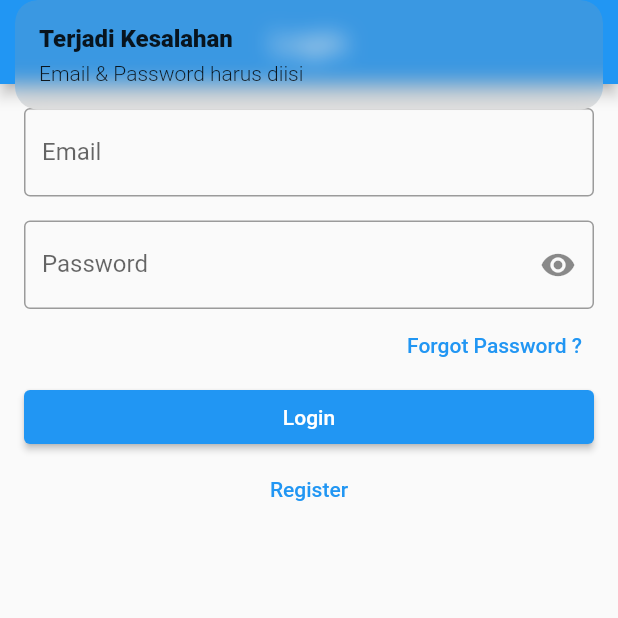
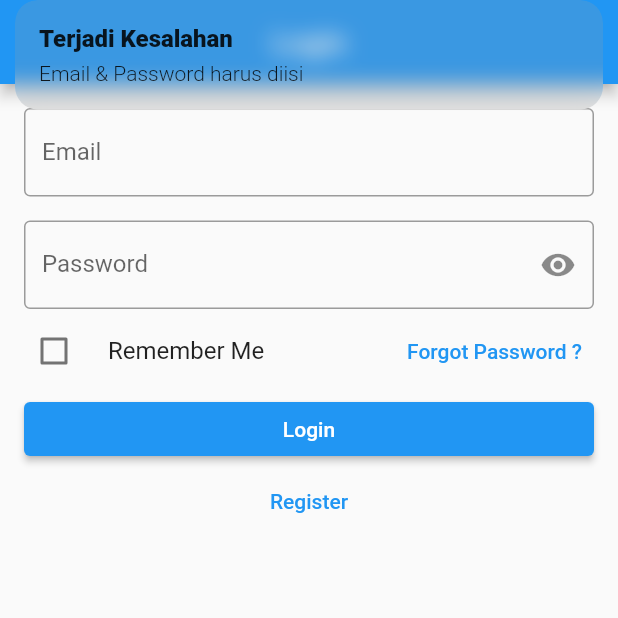
Before and after one commit to triagung128/firenotes, a Flutter app: the screen it shows after launch, after a tap on "Login", on a phone screen of 412 x 824 dp, the top half of it. Run offline on Flutter 3.47's test engine with Material 2 defaults, Android fonts, the phone set to English and light mode, and no system bars; our stand-ins replace firebase_auth, firebase_core, get, get_storage; accounts and stored records are empty; generated files the repository leaves out were written again.

Commit message:
add feature remember me

```diff
--- a/lib/app/modules/login/controllers/login_controller.dart
+++ b/lib/app/modules/login/controllers/login_controller.dart
@@ -2,6 +2,7 @@ import 'package:flutter/foundation.dart';
 import 'package:flutter/material.dart';
 import 'package:get/get.dart';
 import 'package:firebase_auth/firebase_auth.dart';
+import 'package:get_storage/get_storage.dart';
 
 import '../../../routes/app_pages.dart';
 
@@ -11,8 +12,13 @@ class LoginController extends GetxController {
 
   RxBool isLoading = false.obs;
   RxBool isPasswordHidden = true.obs;
+  RxBool isRememberMe = false.obs;
 
-  final FirebaseAuth auth = FirebaseAuth.instance;
+  final FirebaseAuth _auth = FirebaseAuth.instance;
+
+  final GetStorage box = GetStorage();
+
+  final String rememberMeKey = 'REMEMBER ME KEY';
 
   void errorMsg(String msg) {
     Get.snackbar('Terjadi Kesalahan', msg);
@@ -23,8 +29,7 @@ class LoginController extends GetxController {
       isLoading.value = true;
 
       try {
-        UserCredential userCredential =
-            await FirebaseAuth.instance.signInWithEmailAndPassword(
+        UserCredential userCredential = await _auth.signInWithEmailAndPassword(
           email: emailC.text,
           password: passwordC.text,
         );
@@ -34,11 +39,23 @@ class LoginController extends GetxController {
         isLoading.value = false;
 
         if (userCredential.user!.emailVerified == true) {
+          if (box.read(rememberMeKey) != null) {
+            await box.remove(rememberMeKey);
+          }
+
+          if (isRememberMe.isTrue) {
+            await box.write(rememberMeKey, {
+              'email': emailC.text,
+              'password': passwordC.text,
+            });
+          }
+
           Get.offAllNamed(Routes.home);
         } else {
           if (kDebugMode) {
             print('User belum terverifikasi & tidak dapat login');
           }
+
           Get.defaultDialog(
             title: 'Belum Terverifikasi',
             middleText: 'Apakah kamu ingin mengirim email verifikasi kembali ?',
--- a/lib/app/modules/login/views/login_view.dart
+++ b/lib/app/modules/login/views/login_view.dart
@@ -9,6 +9,13 @@ class LoginView extends GetView<LoginController> {
 
   @override
   Widget build(BuildContext context) {
+    final boxRead = controller.box.read(controller.rememberMeKey);
+    if (boxRead != null) {
+      controller.emailC.text = boxRead['email'];
+      controller.passwordC.text = boxRead['password'];
+      controller.isRememberMe.value = true;
+    }
+
     return Scaffold(
       appBar: AppBar(
         title: const Text('Login'),
@@ -52,8 +59,19 @@ class LoginView extends GetView<LoginController> {
             ),
           ),
           Row(
-            mainAxisAlignment: MainAxisAlignment.end,
+            mainAxisAlignment: MainAxisAlignment.spaceBetween,
             children: [
+              Expanded(
+                child: Obx(
+                  () => CheckboxListTile(
+                    contentPadding: EdgeInsets.zero,
+                    value: controller.isRememberMe.value,
+                    onChanged: (_) => controller.isRememberMe.toggle(),
+                    title: const Text('Remember Me'),
+                    controlAffinity: ListTileControlAffinity.leading,
+                  ),
+                ),
+              ),
               TextButton(
                 onPressed: () => Get.toNamed(Routes.resetPassword),
                 child: const Text('Forgot Password ?'),
```
